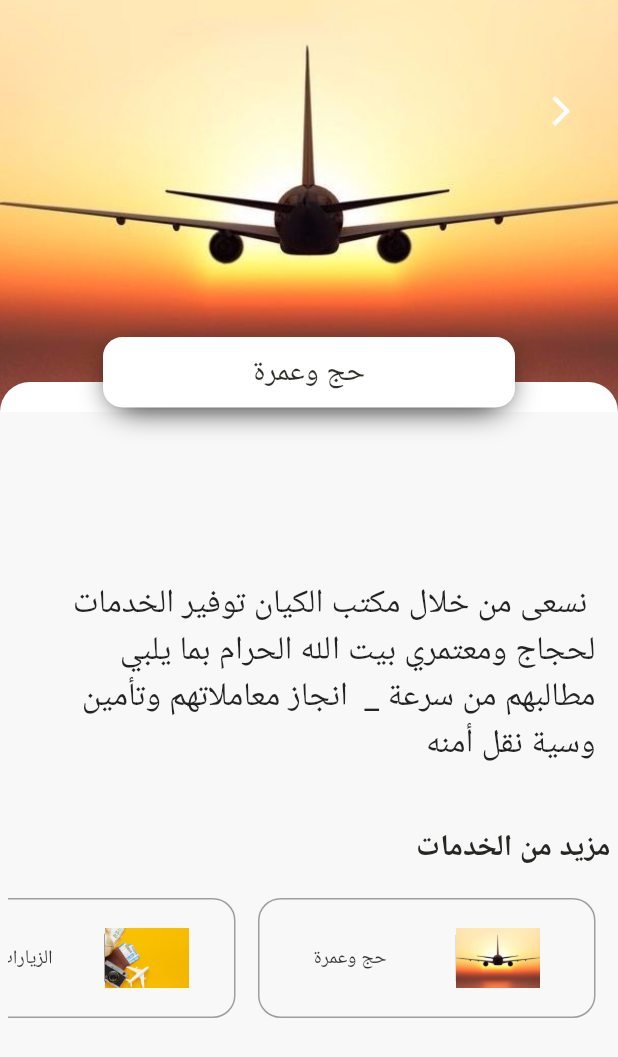
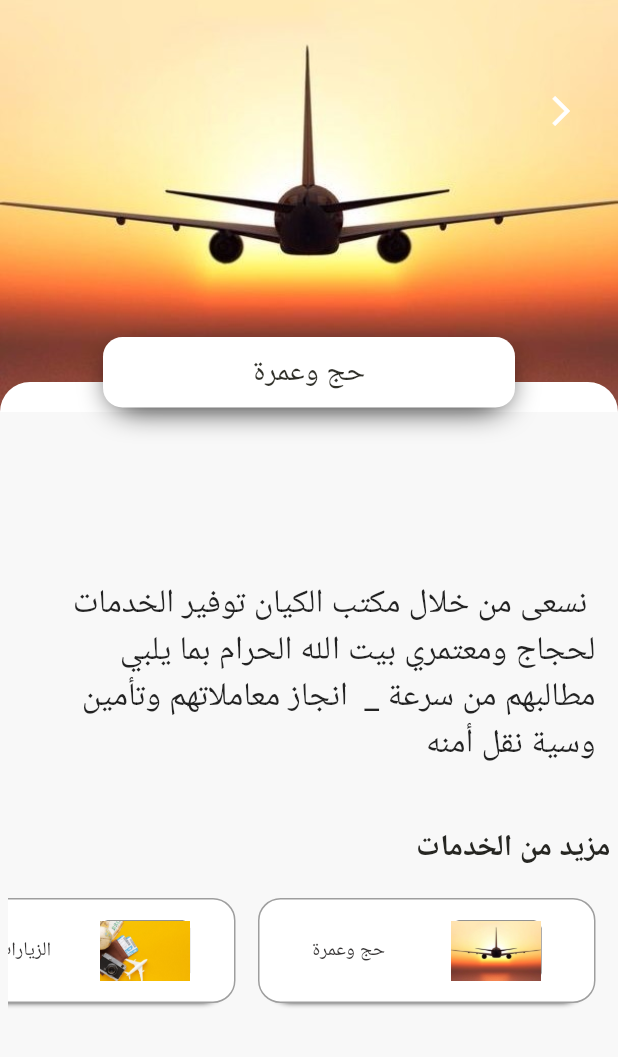
Before and after one commit to yusefHajeb/Al-Kayan-Travel-Application, a Flutter app: the PageService screen opened directly with empty values, on a phone screen of 412 x 824 dp. Shown: the top 1057 px of the screen. Run offline on Flutter 3.47's test engine with Material 2 defaults, Android fonts, the phone set to English and light mode, and no system bars; our stand-ins replace animated_text_kit, curved_navigation_bar, flutter_staggered_animations, google_nav_bar, page_transition, progress_state_button and 1 more.

Commit message:
update the files

```diff
--- a/lib/screen/sirvec_page.dart
+++ b/lib/screen/sirvec_page.dart
@@ -1,4 +1,5 @@
 import 'package:flutter/material.dart';
+import 'package:yah_app/screen/sirvece_screen.dart';
 import 'package:yah_app/screen/why_kaian.dart';
 
 import '../Widget/widget_tools/BouncingButton.dart';
@@ -48,7 +49,7 @@ class _PageService extends State<PageService> {
             right: 20,
             child: IconButton(
               onPressed: () {
-                Navigator.pop(context);
+                Navigator.popAndPushNamed(context, SrvessScreen.routeName);
               },
               icon: Icon(
                 Icons.arrow_back_ios,
@@ -72,7 +73,6 @@ class _PageService extends State<PageService> {
             ),
           )
         ]),
-
         Transform.translate(
           offset: Offset(0, -50),
           child: Container(
@@ -100,35 +100,11 @@ class _PageService extends State<PageService> {
             ),
           ),
         ),
-        // Transform.translate(
-        //     offset: Offset(0, -35),
-        //     child: Container(
-        //       margin: EdgeInsets.symmetric(horizontal: 20),
-        //       decoration: BoxDecoration(
-        //         color: Colors.white,
-        //         borderRadius: BorderRadius.all(Radius.circular(5.0)),
-        //         boxShadow: [
-        //           BoxShadow(
-        //             offset: Offset(0, 10.0),
-        //             blurRadius: 20.0,
-        //             color: Color.fromARGB(255, 158, 158, 158),
-        //           ),
-        //         ],
-        //       ),
-        //       height: 60,
-        //     )),
         Padding(
           padding: EdgeInsets.symmetric(vertical: 5, horizontal: 5),
           child: Column(
             crossAxisAlignment: CrossAxisAlignment.start,
             children: [
-              // Text(
-              //   DUMMY_MEALS[sectionIndex].title,
-              //   style: TextStyle(
-              //     color: Color.fromARGB(230, 25, 25, 18),
-              //     fontSize: 20,
-              //   ),
-              // ),
               SizedBox(height: 40),
               Padding(
                 padding: EdgeInsets.symmetric(vertical: 20, horizontal: 10),
@@ -140,7 +116,6 @@ class _PageService extends State<PageService> {
                       height: 1.4),
                 ),
               ),
-
               SizedBox(
                 height: 20,
               ),
@@ -163,17 +138,9 @@ class _PageService extends State<PageService> {
                       return Bouncing(
                           onPress: () {},
                           child: (CardBottom(sectionIndex: index)));
-                      // SizedBox(width: 10),
-                      // CardBottom(sectionIndex: sectionIndex),
-                      // SizedBox(
-                      //   width: 10,
-                      // ),
-                      // CardBottom(sectionIndex: 2),
                     },
                     itemCount: DUMMY_MEALS.length,
                   )),
-              // scrollDirection: Axis.horizontal,
-              // children: [
             ],
           ),
         )
@@ -195,29 +162,28 @@ class CardBottom extends StatelessWidget {
     return InkWell(
       onTap: () {
         showService(context, sectionIndex);
-        // Navigator.push(
-        //   context,
-        //   MaterialPageRoute(
-        //     builder: (context) => Container(child: PageService()),
-        //     settings: RouteSettings(
-        //       arguments: sectionIndex,
-        //     ),
-        //   ),
-        // );
       },
       child: AspectRatio(
         aspectRatio: 3 / 1,
         child: Container(
-          margin: EdgeInsets.only(left: 5, right: 10),
+          margin: EdgeInsets.only(left: 5, right: 10, bottom: 10),
           padding: EdgeInsets.all(13),
           decoration: BoxDecoration(
-            border: Border.all(color: Colors.grey),
-            borderRadius: BorderRadius.circular(15),
-          ),
+              border: Border.all(color: Colors.grey),
+              borderRadius: BorderRadius.circular(15),
+              color: Colors.white,
+              boxShadow: [
+                BoxShadow(
+                  offset: Offset(0, 6),
+                  blurRadius: 3,
+                  spreadRadius: -7,
+                  color: Colors.black,
+                )
+              ]),
           child:
               Row(mainAxisAlignment: MainAxisAlignment.spaceAround, children: [
             Container(
-                width: 56,
+                width: 60,
                 height: 40,
                 // padding: EdgeInsets.all(20),
                 decoration: BoxDecoration(
```
